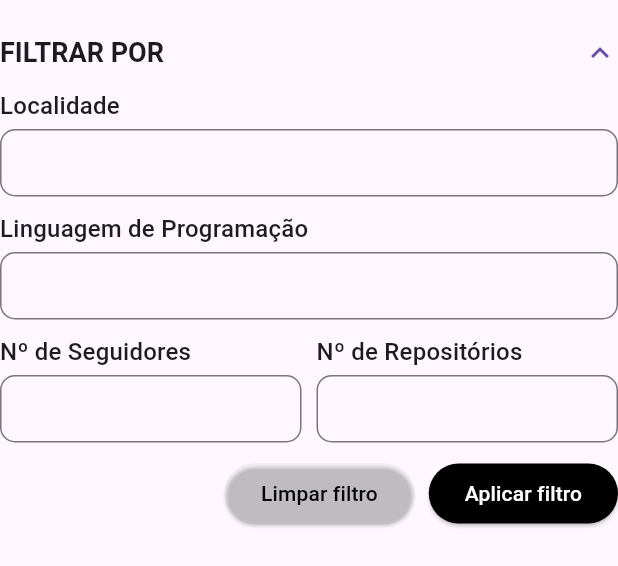
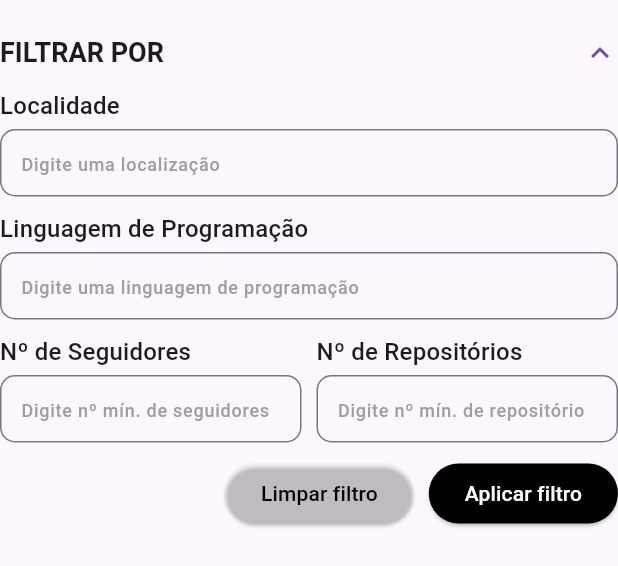
Before and after one commit to maiaraccaires/buscador_de_usuarios, a Flutter app: the FilterWidget widget shown alone on an empty page, opened directly, after a tap on "FILTRAR POR", on a phone screen of 412 x 824 dp. Shown: the top 566 px of the screen. Run offline on Flutter 3.47's test engine with Material 3 defaults, Android fonts, the phone set to English and light mode, and no system bars; our stand-ins replace get_it, localstorage; accounts and stored records are empty; statements that could not run were skipped.

Commit message:
style: Informando o que usuario deve digitar nos filtros

```diff
--- a/lib/app/views/home/widgets/filters_widget.dart
+++ b/lib/app/views/home/widgets/filters_widget.dart
@@ -44,7 +44,7 @@ class _FilterWidgetState extends State<FilterWidget> {
                 controller: controllerLocation,
                 filterName: "location",
                 type: TextInputType.text,
-            ),
+                hintText: 'Digite uma localização'),
             const SizedBox(
               height: 10,
             ),
@@ -53,7 +53,7 @@ class _FilterWidgetState extends State<FilterWidget> {
                 controller: controllerLanguage,
                 filterName: "language",
                 type: TextInputType.text,
-            ),
+                hintText: 'Digite uma linguagem de programação'),
             const SizedBox(
               height: 10,
             ),
@@ -67,7 +67,7 @@ class _FilterWidgetState extends State<FilterWidget> {
                       controller: controllerFollowers,
                       filterName: "followers",
                       type: TextInputType.number,
-                  ),
+                      hintText: 'Digite nº mín. de seguidores'),
                 ),
                 const SizedBox(
                   width: 10,
@@ -78,7 +78,7 @@ class _FilterWidgetState extends State<FilterWidget> {
                       controller: controllerRepos,
                       filterName: "repos",
                       type: TextInputType.number,
-                  ),
+                      hintText: 'Digite nº mín. de repositório'),
                 ),
               ],
             ),
@@ -126,11 +126,13 @@ class _FilterWidgetState extends State<FilterWidget> {
     );
   }
 
-  Widget _buildFilterField(
-      {required String label,
+  Widget _buildFilterField({
+    required String label,
     required TextEditingController controller,
     required String filterName,
-      required TextInputType type}) {
+    required TextInputType type,
+    String? hintText,
+  }) {
     return Column(
       crossAxisAlignment: CrossAxisAlignment.start,
       children: [
@@ -152,9 +154,15 @@ class _FilterWidgetState extends State<FilterWidget> {
               });
             },
             keyboardType: type,
-            decoration: const InputDecoration(
-              contentPadding: EdgeInsets.symmetric(horizontal: 10, vertical: 3),
-              border: OutlineInputBorder(
+            decoration: InputDecoration(
+              contentPadding:
+                  const EdgeInsets.symmetric(horizontal: 10, vertical: 3),
+              hintText: hintText,
+              hintStyle: Theme.of(context)
+                  .textTheme
+                  .labelMedium!
+                  .copyWith(color: Colors.grey),
+              border: const OutlineInputBorder(
                 borderRadius: BorderRadius.all(
                   Radius.circular(10.0),
                 ),
```
Also changed, not shown: lib/app/controllers/users_controller.dart (+6 -1 lines), lib/app/views/home/home_page.dart (+8 -4 lines). Lines whose indentation alone changed are shown as unchanged.
